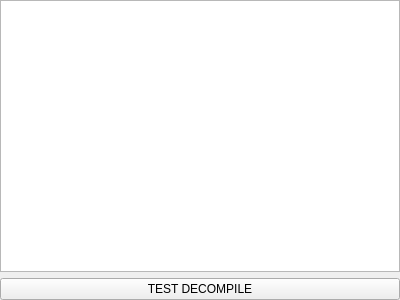
DavidJCobb/ReachVariantEditor, file native/src/ReachVariantTool/ui/script_editor/page_script_code.ui: the form before one commit.
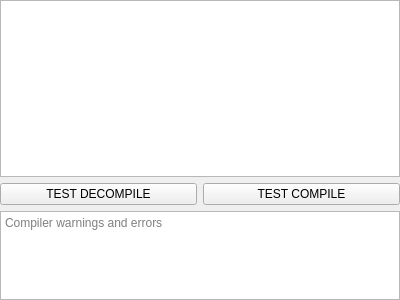
The form after the commit.

The edit to the form file:
```diff
--- a/native/src/ReachVariantTool/ui/script_editor/page_script_code.ui
+++ b/native/src/ReachVariantTool/ui/script_editor/page_script_code.ui
@@ -26,8 +26,14 @@
    <property name="bottomMargin">
     <number>0</number>
    </property>
-   <item row="0" column="0">
+   <item row="0" column="0" colspan="2">
     <widget class="QPlainTextEdit" name="output">
+     <property name="sizePolicy">
+      <sizepolicy hsizetype="Expanding" vsizetype="Expanding">
+       <horstretch>0</horstretch>
+       <verstretch>2</verstretch>
+      </sizepolicy>
+     </property>
      <property name="font">
       <font>
        <family>Courier New</family>
@@ -43,6 +49,26 @@
      </property>
     </widget>
    </item>
+   <item row="1" column="1">
+    <widget class="QPushButton" name="testCompile">
+     <property name="text">
+      <string>TEST COMPILE</string>
+     </property>
+    </widget>
+   </item>
+   <item row="2" column="0" colspan="2">
+    <widget class="QPlainTextEdit" name="compileLog">
+     <property name="sizePolicy">
+      <sizepolicy hsizetype="Expanding" vsizetype="Expanding">
+       <horstretch>0</horstretch>
+       <verstretch>1</verstretch>
+      </sizepolicy>
+     </property>
+     <property name="placeholderText">
+      <string>Compiler warnings and errors</string>
+     </property>
+    </widget>
+   </item>
   </layout>
  </widget>
  <resources/>
```
